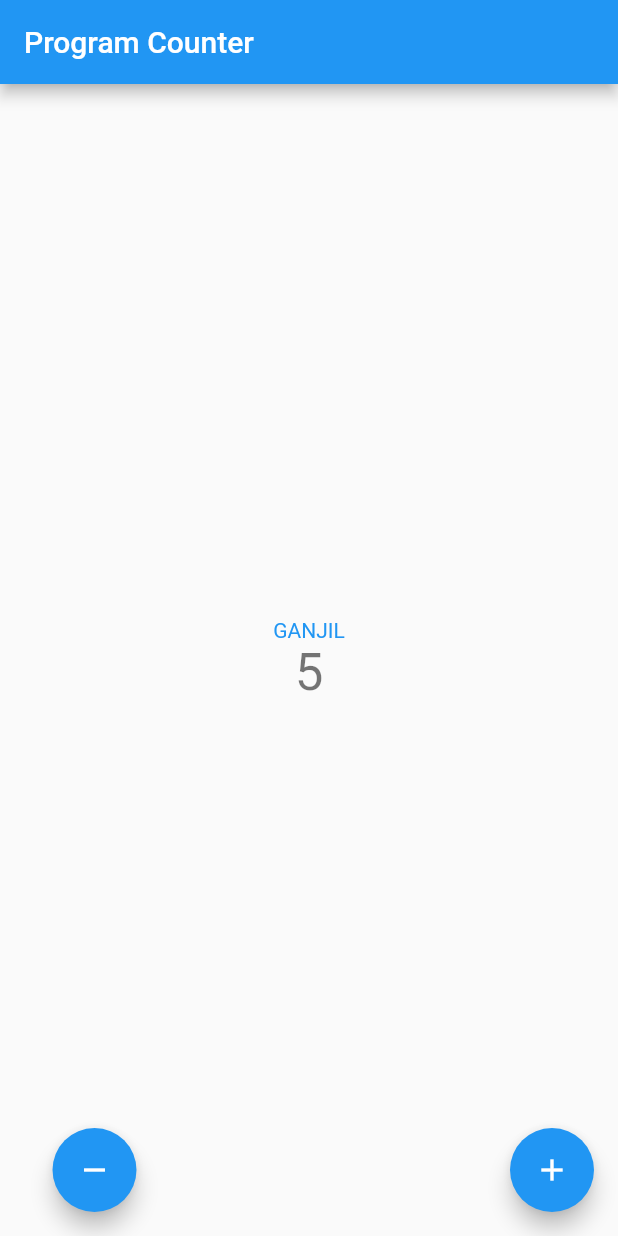
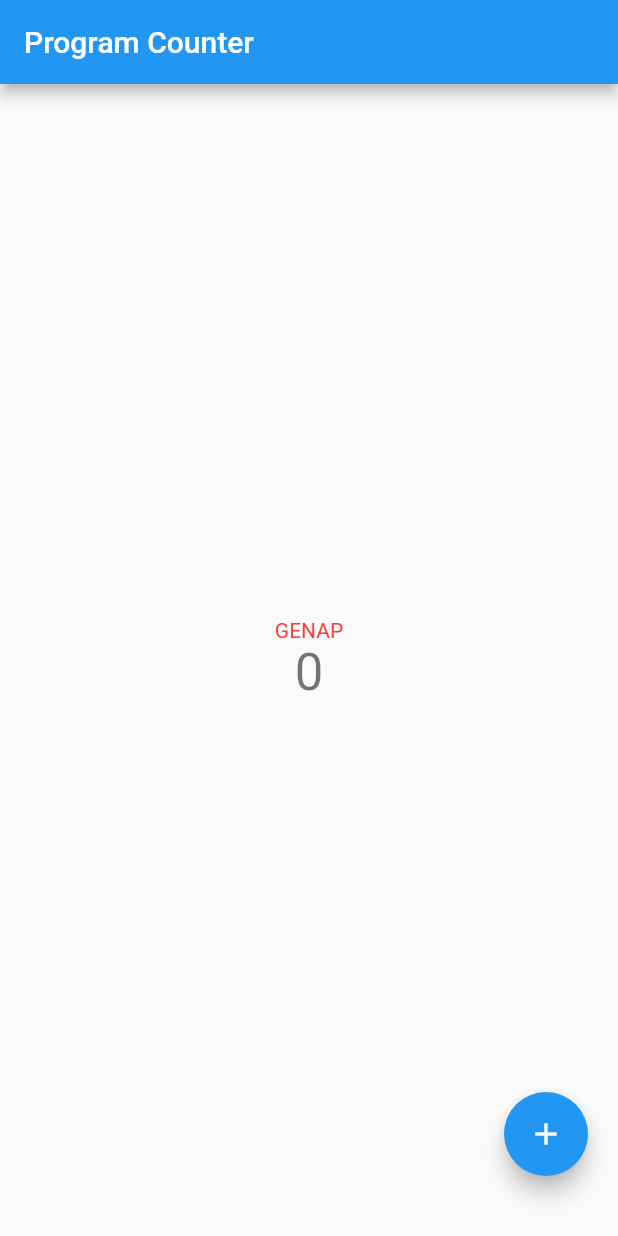
Before and after one commit to danielcm585/pbp-flutter-lab, a Flutter app: the screen it shows after launch, on a phone screen of 412 x 824 dp. Run offline on Flutter 3.47's test engine with Material 2 defaults, Android fonts, the phone set to English and light mode, and no system bars.

Commit message:
Fix bonus req

```diff
--- a/lib/main.dart
+++ b/lib/main.dart
@@ -29,8 +29,8 @@ class MyHomePage extends StatefulWidget {
 }
 
 class _MyHomePageState extends State<MyHomePage> {
-  int _counter = 5;
-  String _parity = "GANJIL";
+  int _counter = 0;
+  String _parity = "GENAP";
 
   void _incrementCounter() {
     setState(() {
@@ -78,26 +78,29 @@ class _MyHomePageState extends State<MyHomePage> {
           ],
         ),
       ),
-      floatingActionButton: Visibility(
-        visible: (_counter != 0),
-        child: Container(
-          width: 361,
-          child: Row(
+      bottomSheet: Row(
         mainAxisAlignment: MainAxisAlignment.spaceBetween,
         children: <Widget>[
-              FloatingActionButton(
+          Padding(
+            padding: const EdgeInsets.symmetric(horizontal: 20, vertical: 40),
+            child: Visibility(
+              visible: (_counter != 0),
+              child: FloatingActionButton(
                 onPressed: _decrementCounter,
                 tooltip: 'Decrement',
                 child: const Icon(Icons.remove),
               ),
-              FloatingActionButton(
+            )
+          ),
+          Padding(
+            padding: const EdgeInsets.symmetric(horizontal: 20, vertical: 40),
+            child: FloatingActionButton(
               onPressed: _incrementCounter,
               tooltip: 'Increment',
               child: const Icon(Icons.add),
+            )
           ),
         ],
-          )
-        )
       )
     );
   }
```
Lines whose indentation alone changed are shown as unchanged.
